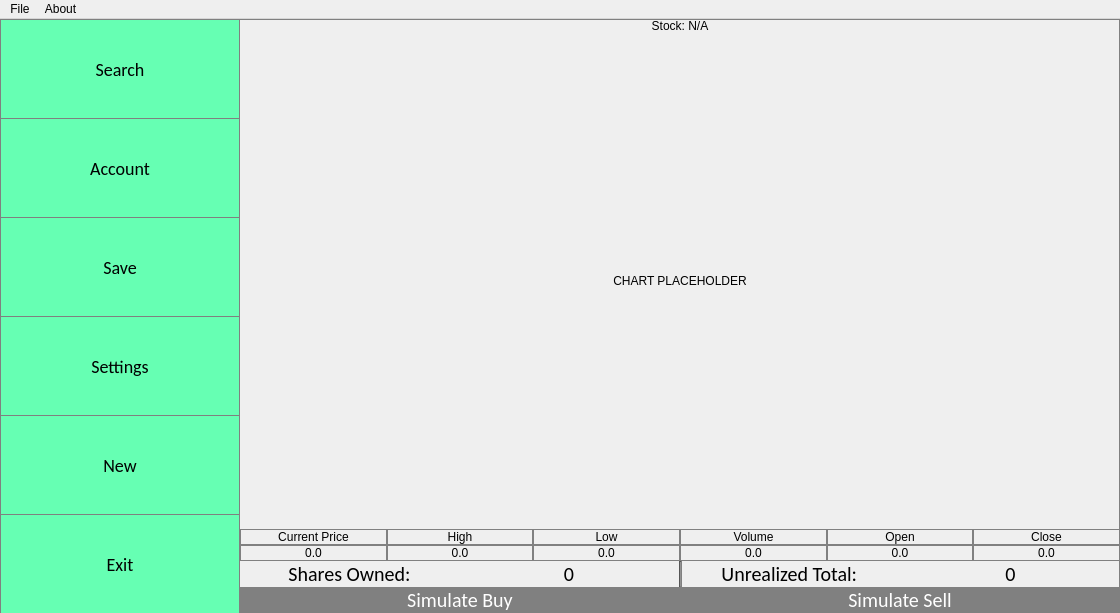
The window that MarketGame/mainwindow.ui (plagentile/Market_Game) describes before a commit, drawn with Qt 5.
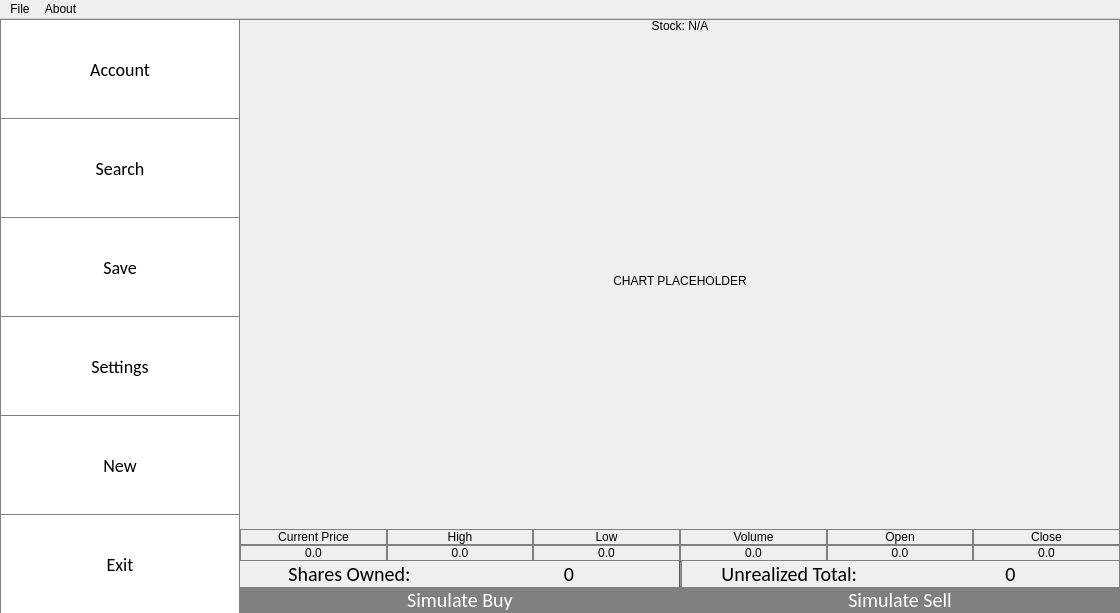
The same window after the commit.

```diff
--- a/MarketGame/mainwindow.ui
+++ b/MarketGame/mainwindow.ui
@@ -29,7 +29,7 @@
 {
 	border: 1px solid gray;
 	border-bottom: none;
-	background-color:#66ffb3;
+	background-color:white;
 	font-size:18px;
 	font-family: Calibri;
 	color:black;
@@ -130,6 +130,19 @@
         </property>
        </spacer>
       </item>
+      <item>
+       <widget class="QPushButton" name="accountButton">
+        <property name="sizePolicy">
+         <sizepolicy hsizetype="Minimum" vsizetype="MinimumExpanding">
+          <horstretch>0</horstretch>
+          <verstretch>0</verstretch>
+         </sizepolicy>
+        </property>
+        <property name="text">
+         <string>Account</string>
+        </property>
+       </widget>
+      </item>
       <item>
        <widget class="QPushButton" name="searchButton">
         <property name="sizePolicy">
@@ -155,19 +168,6 @@
         </property>
        </widget>
       </item>
-      <item>
-       <widget class="QPushButton" name="accountButton">
-        <property name="sizePolicy">
-         <sizepolicy hsizetype="Minimum" vsizetype="MinimumExpanding">
-          <horstretch>0</horstretch>
-          <verstretch>0</verstretch>
-         </sizepolicy>
-        </property>
-        <property name="text">
-         <string>Account</string>
-        </property>
-       </widget>
-      </item>
       <item>
        <widget class="QPushButton" name="saveButton">
         <property name="sizePolicy">
```
Left out of the diff: 2 changed lines with no effect on the pictures.
